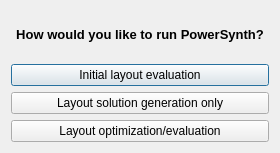
Old version of the form NEW_UI/ui/runOptions.ui in the repository e3da/PowerSynth2-core.
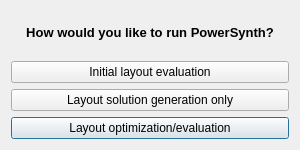
New version of the form.

```diff
--- a/NEW_UI/ui/runOptions.ui
+++ b/NEW_UI/ui/runOptions.ui
@@ -6,8 +6,8 @@
    <rect>
     <x>0</x>
     <y>0</y>
-    <width>280</width>
-    <height>153</height>
+    <width>300</width>
+    <height>150</height>
    </rect>
   </property>
   <property name="windowTitle">
@@ -40,6 +40,9 @@
      <property name="text">
       <string>Layout optimization/evaluation</string>
      </property>
+     <property name="default">
+      <bool>true</bool>
+     </property>
     </widget>
    </item>
   </layout>
```
Left out of the diff: 2 changed lines with no effect on the pictures.
